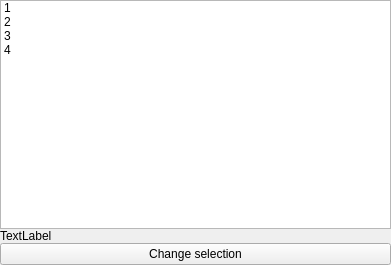
MITK/MITK, file Plugins/org.mitk.gui.qt.common/src/QmitkMultiNodeSelectionWidget.ui: the form before one commit.
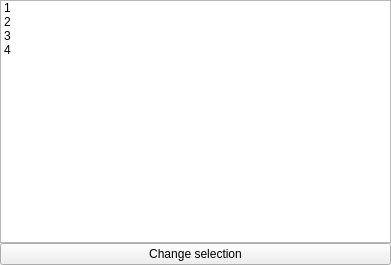
The form after the commit.

Commit message: Added Overlay and CheckFunction to QmitkMultiNodeSelectionWidget.

What changed in the file:
```diff
--- a/Plugins/org.mitk.gui.qt.common/src/QmitkMultiNodeSelectionWidget.ui
+++ b/Plugins/org.mitk.gui.qt.common/src/QmitkMultiNodeSelectionWidget.ui
@@ -65,16 +65,6 @@
      </item>
     </widget>
    </item>
-   <item>
-    <widget class="QLabel" name="infoLabel">
-     <property name="text">
-      <string>TextLabel</string>
-     </property>
-     <property name="wordWrap">
-      <bool>true</bool>
-     </property>
-    </widget>
-   </item>
    <item>
     <widget class="QPushButton" name="btnChange">
      <property name="text">
```
The commit also changes 6 other files.
